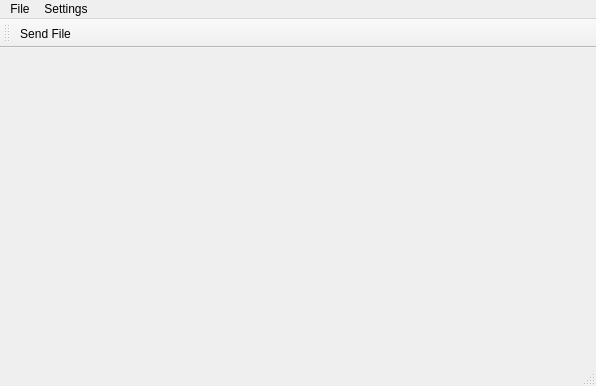
Before: the Qt Designer form QtTerminal/QtTerminal/QtTerminal.ui in willamm/commie-protocol, drawn with Qt 5.
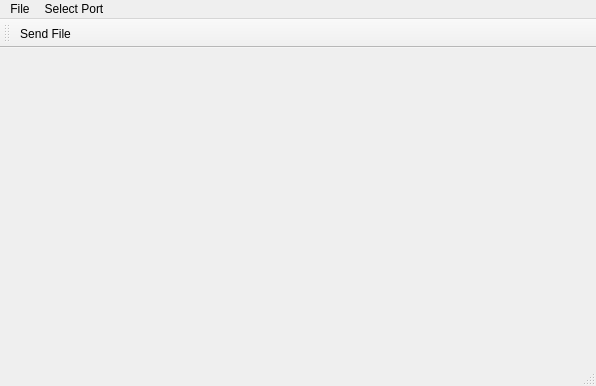
After: the same form once the commit is applied.

Commit message: Can now select serial port

Patch:
```diff
--- a/QtTerminal/QtTerminal/QtTerminal.ui
+++ b/QtTerminal/QtTerminal/QtTerminal.ui
@@ -29,13 +29,13 @@
     </property>
     <addaction name="actionExit"/>
    </widget>
-   <widget class="QMenu" name="menuSettings">
+   <widget class="QMenu" name="menuSelect_Port">
     <property name="title">
-     <string>Settings</string>
+     <string>Select Port</string>
     </property>
    </widget>
    <addaction name="menuFile"/>
-   <addaction name="menuSettings"/>
+   <addaction name="menuSelect_Port"/>
   </widget>
   <widget class="QToolBar" name="mainToolBar">
    <attribute name="toolBarArea">
```
Left out of the diff: 5 changed lines with no effect on the pictures. The commit also changes 4 other files.
